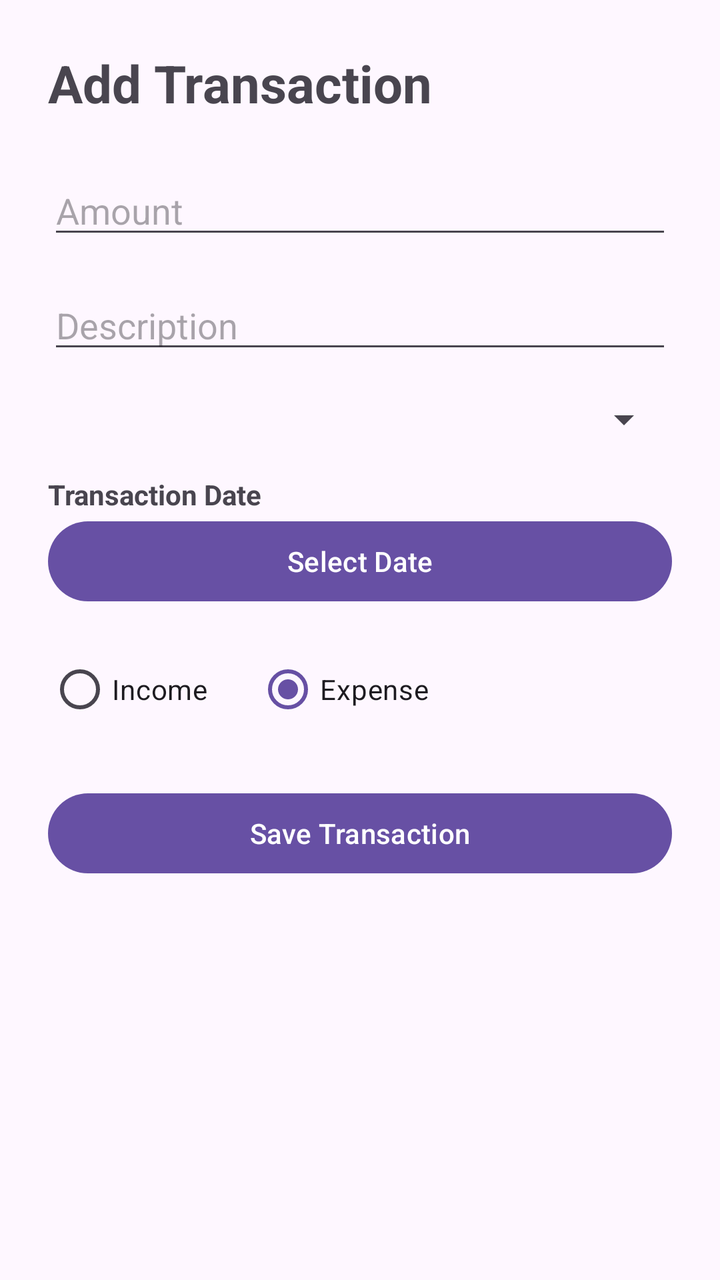
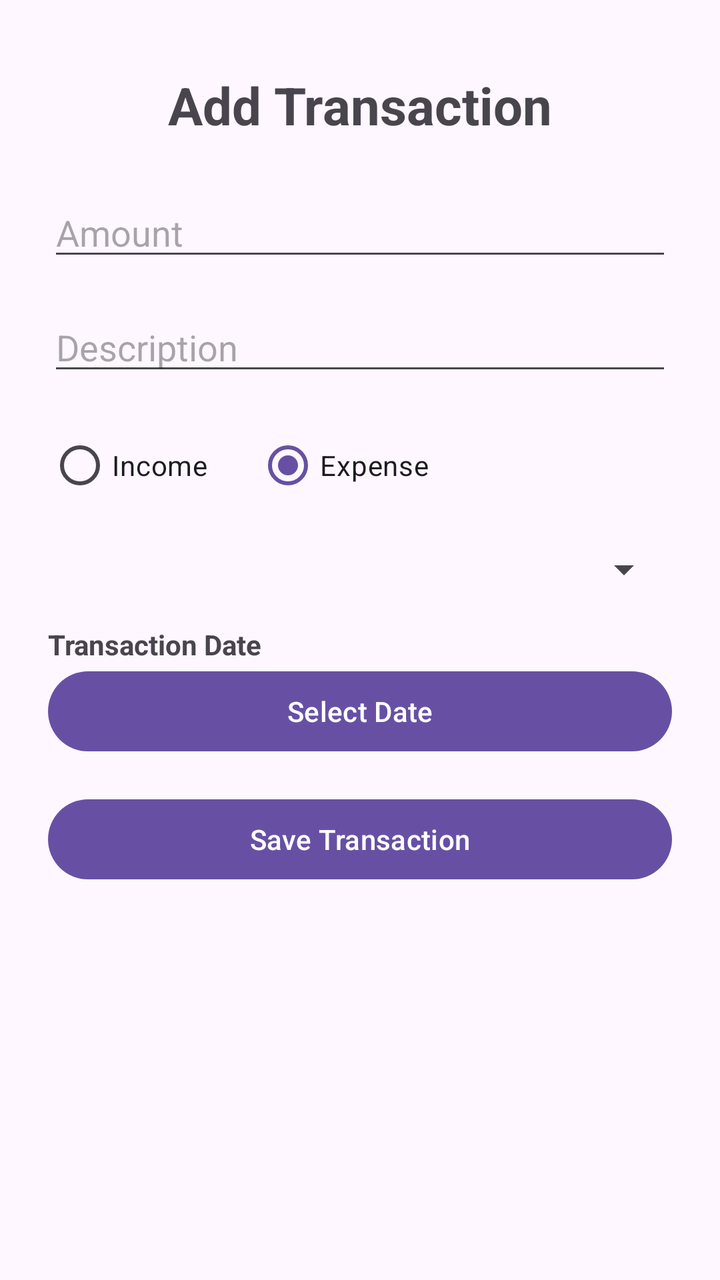

Screens rendered from an Android XML layout before and after an edit, with the pre-edit source and the edit as a unified diff.
<!-- AndroidManifest.xml: application theme Theme.SpeedWise -->
<!-- res/layout/activity_add_transaction.xml -->
<?xml version="1.0" encoding="utf-8"?>
<LinearLayout
    xmlns:android="http://schemas.android.com/apk/res/android"

    android:layout_width="match_parent"
    android:layout_height="match_parent"

    android:orientation="vertical"
    android:padding="24dp">


    

    <TextView
        android:layout_width="wrap_content"
        android:layout_height="wrap_content"

        android:text="Add Transaction"
        android:textSize="26sp"
        android:textStyle="bold"

        android:layout_marginBottom="24dp"/>


    

    <EditText
        android:id="@+id/etAmount"

        android:layout_width="match_parent"
        android:layout_height="wrap_content"

        android:hint="Amount"
        android:inputType="numberDecimal"

        android:layout_marginBottom="16dp"/>


    

    <EditText
        android:id="@+id/etDescription"

        android:layout_width="match_parent"
        android:layout_height="wrap_content"

        android:hint="Description"

        android:layout_marginBottom="16dp"/>


    

    <Spinner
        android:id="@+id/spCategory"

        android:layout_width="match_parent"
        android:layout_height="wrap_content"

        android:layout_marginBottom="16dp"/>


    

    <TextView
        android:layout_width="wrap_content"
        android:layout_height="wrap_content"

        android:text="Transaction Date"
        android:textSize="14sp"
        android:textStyle="bold"/>


    <Button
        android:id="@+id/btnDate"

        android:layout_width="match_parent"
        android:layout_height="wrap_content"

        android:text="Select Date"
        android:textAllCaps="false"

        android:layout_marginBottom="16dp"/>


    

    <RadioGroup
        android:layout_width="match_parent"
        android:layout_height="wrap_content"

        android:orientation="horizontal"

        android:layout_marginBottom="24dp">


        <RadioButton
            android:id="@+id/rbIncome"

            android:layout_width="wrap_content"
            android:layout_height="wrap_content"

            android:text="Income"/>


        <RadioButton
            android:id="@+id/rbExpense"

            android:layout_width="wrap_content"
            android:layout_height="wrap_content"

            android:text="Expense"

            android:checked="true"

            android:layout_marginStart="24dp"/>

    </RadioGroup>


    

    <Button
        android:id="@+id/btnSaveTransaction"

        android:layout_width="match_parent"
        android:layout_height="wrap_content"

        android:text="Save Transaction"/>

</LinearLayout>
<!-- resources referenced by this layout -->
<resources>
  <style name="Theme.SpeedWise" parent="Base.Theme.SpeedWise" />
  <style name="Base.Theme.SpeedWise" parent="Theme.Material3.DayNight.NoActionBar">
          
          
      </style>
</resources>

<!-- the commit's change to res/layout/activity_add_transaction.xml (unified diff, before → after) -->
@@ -6,18 +6,22 @@
     android:layout_height="match_parent"
 
     android:orientation="vertical"
-    android:padding="24dp">
+    android:paddingStart="24dp"
+    android:paddingEnd="24dp"
+    android:paddingTop="35dp"
+    android:paddingBottom="24dp">
 
 
     
 
     <TextView
-        android:layout_width="wrap_content"
+        android:layout_width="match_parent"
         android:layout_height="wrap_content"
 
         android:text="Add Transaction"
         android:textSize="26sp"
         android:textStyle="bold"
+        android:gravity="center"
 
         android:layout_marginBottom="24dp"/>
 
@@ -47,6 +51,43 @@
         android:hint="Description"
 
         android:layout_marginBottom="16dp"/>
+
+
+    
+
+    <RadioGroup
+        android:id="@+id/transactionTypeGroup"
+
+        android:layout_width="match_parent"
+        android:layout_height="wrap_content"
+
+        android:orientation="horizontal"
+
+        android:layout_marginBottom="16dp">
+
+
+        <RadioButton
+            android:id="@+id/rbIncome"
+
+            android:layout_width="wrap_content"
+            android:layout_height="wrap_content"
+
+            android:text="Income"/>
+
+
+        <RadioButton
+            android:id="@+id/rbExpense"
+
+            android:layout_width="wrap_content"
+            android:layout_height="wrap_content"
+
+            android:text="Expense"
+
+            android:checked="true"
+
+            android:layout_marginStart="24dp"/>
+
+    </RadioGroup>
 
 
     
@@ -85,41 +126,6 @@
 
     
 
-    <RadioGroup
-        android:layout_width="match_parent"
-        android:layout_height="wrap_content"
-
-        android:orientation="horizontal"
-
-        android:layout_marginBottom="24dp">
-
-
-        <RadioButton
-            android:id="@+id/rbIncome"
-
-            android:layout_width="wrap_content"
-            android:layout_height="wrap_content"
-
-            android:text="Income"/>
-
-
-        <RadioButton
-            android:id="@+id/rbExpense"
-
-            android:layout_width="wrap_content"
-            android:layout_height="wrap_content"
-
-            android:text="Expense"
-
-            android:checked="true"
-
-            android:layout_marginStart="24dp"/>
-
-    </RadioGroup>
-
-
-    
-
     <Button
         android:id="@+id/btnSaveTransaction"
 
